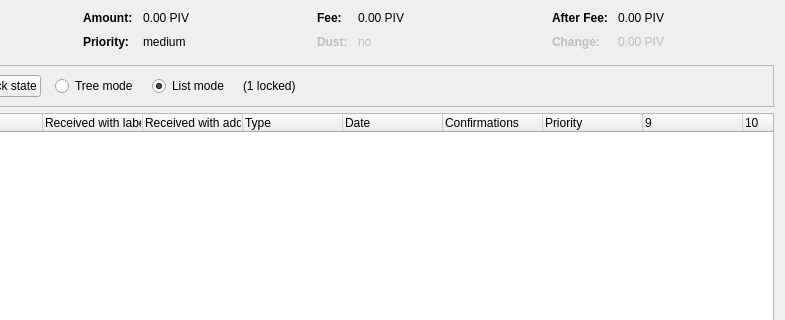
Before: the Qt Designer form src/qt/forms/coincontroldialog.ui in Samsufi/GAL, drawn with Qt 5; both pictures show x 169 to 954 and y 0 to 320 of the 954 by 500 pixel window.
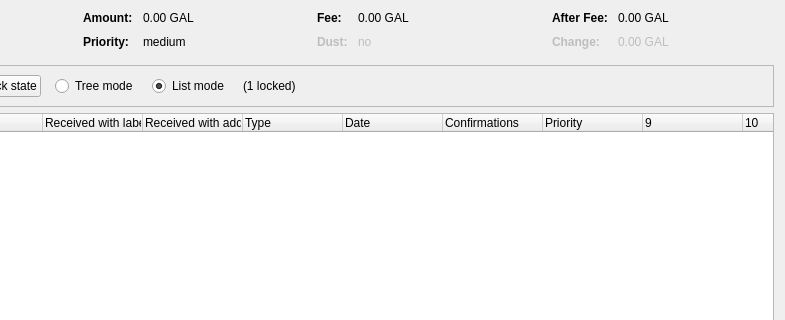
After: the same form once the commit is applied. Custom widgets are drawn as their Qt base class.

Patch:
```diff
--- a/src/qt/forms/coincontroldialog.ui
+++ b/src/qt/forms/coincontroldialog.ui
@@ -132,7 +132,7 @@
           <enum>Qt::ActionsContextMenu</enum>
          </property>
          <property name="text">
-          <string notr="true">0.00 PIV</string>
+          <string notr="true">0.00 GAL</string>
          </property>
          <property name="textInteractionFlags">
           <set>Qt::LinksAccessibleByMouse|Qt::TextSelectableByKeyboard|Qt::TextSelectableByMouse</set>
@@ -206,7 +206,7 @@
           <enum>Qt::ActionsContextMenu</enum>
          </property>
          <property name="text">
-          <string notr="true">0.00 PIV</string>
+          <string notr="true">0.00 GAL</string>
          </property>
          <property name="textInteractionFlags">
           <set>Qt::LinksAccessibleByMouse|Qt::TextSelectableByKeyboard|Qt::TextSelectableByMouse</set>
@@ -286,7 +286,7 @@
           <enum>Qt::ActionsContextMenu</enum>
          </property>
          <property name="text">
-          <string notr="true">0.00 PIV</string>
+          <string notr="true">0.00 GAL</string>
          </property>
          <property name="textInteractionFlags">
           <set>Qt::LinksAccessibleByMouse|Qt::TextSelectableByKeyboard|Qt::TextSelectableByMouse</set>
@@ -321,7 +321,7 @@
           <enum>Qt::ActionsContextMenu</enum>
          </property>
          <property name="text">
-          <string notr="true">0.00 PIV</string>
+          <string notr="true">0.00 GAL</string>
          </property>
          <property name="textInteractionFlags">
           <set>Qt::LinksAccessibleByMouse|Qt::TextSelectableByKeyboard|Qt::TextSelectableByMouse</set>
```
